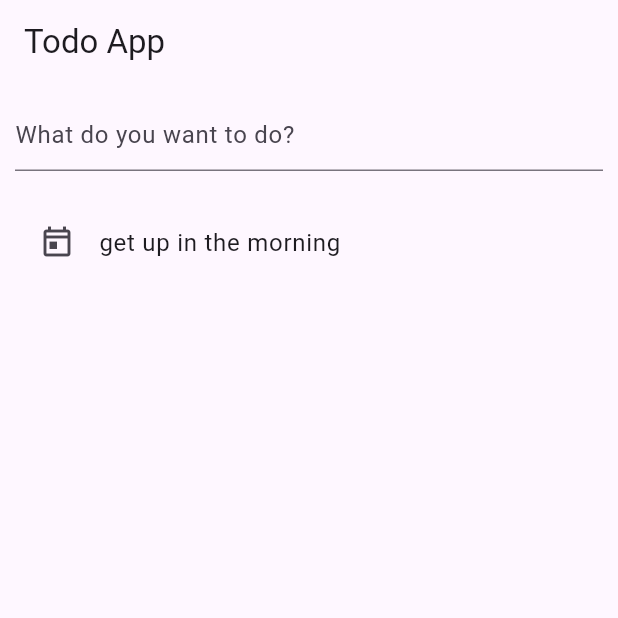
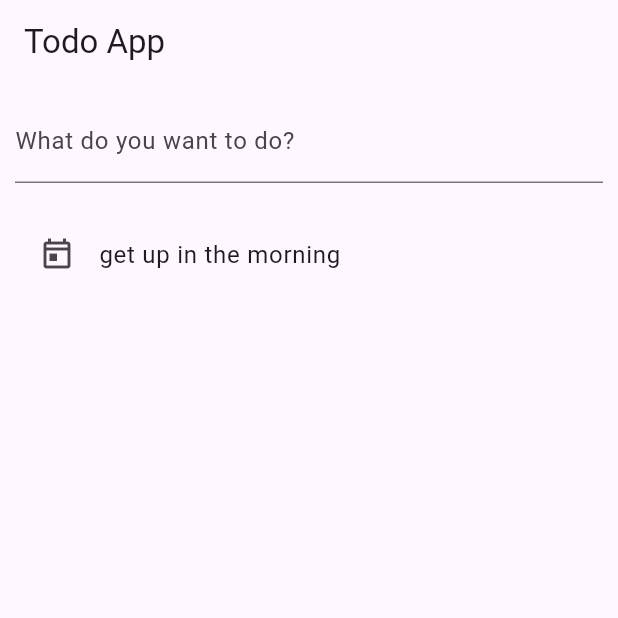
Before and after one commit to Sanjayyy005/flutter-dart, a Flutter app: the screen it shows after launch, on a phone screen of 412 x 824 dp, the top half of it. Run offline on Flutter 3.47's test engine with Material 3 defaults, Android fonts, the phone set to English and light mode, and no system bars; drawn by our look-alikes of flutter_form_builder; our stand-ins replace flutter_riverpod, form_builder_validators, go_router.

Commit message:
changes here

```diff
--- a/lib/pages/home_page.dart
+++ b/lib/pages/home_page.dart
@@ -2,6 +2,7 @@ import 'package:flutter/material.dart';
 import 'package:flutter_riverpod/flutter_riverpod.dart';
 import 'package:flutterapp/models/todo.dart';
 import 'package:flutterapp/providers/todo_provider.dart';
+import 'package:flutterapp/widgets/input_widget.dart';
 
 
 class HomePage extends ConsumerWidget {
@@ -10,6 +11,7 @@ class HomePage extends ConsumerWidget {
   @override
   Widget build(BuildContext context, ref) {
     final todoList = ref.watch(todoProvider);
+
     return Scaffold(
       appBar: AppBar(
         title: Text('Todo App'),
@@ -19,17 +21,8 @@ class HomePage extends ConsumerWidget {
         child: Column(
           crossAxisAlignment: CrossAxisAlignment.start,
           children: [
+            const InputWidget(),
 
-            TextFormField(
-              onFieldSubmitted: (val){
-                ref.read(todoProvider.notifier).addTodo(Todo.add(val));
-
-
-              },
-              decoration: InputDecoration(
-                hintText: 'What do you want to do?',
-              ),
-            ),
             const SizedBox(height: 20,),
 
             Expanded(
--- /dev/null
+++ b/lib/widgets/input_widget.dart
@@ -0,0 +1,53 @@
+import 'package:flutter/material.dart';
+import 'package:flutter_form_builder/flutter_form_builder.dart';
+import 'package:flutter_riverpod/flutter_riverpod.dart';
+import 'package:flutterapp/models/todo.dart';
+import 'package:flutterapp/providers/todo_provider.dart';
+import 'package:form_builder_validators/form_builder_validators.dart';
+
+
+class InputWidget extends StatefulWidget {
+  const InputWidget({super.key});
+
+  @override
+  State<InputWidget> createState() => _InputWidgetState();
+}
+
+class _InputWidgetState extends State<InputWidget> {
+  final _formkey = GlobalKey<FormBuilderState>();
+  @override
+  Widget build(BuildContext context) {
+    return Consumer(
+      builder: (context, ref, child) => FormBuilder(
+        key: _formkey,
+          child: Column(
+            children: [
+             FormBuilderTextField(
+               onSubmitted: (val) {
+      if(_formkey.currentState!.saveAndValidate(focusOnInvalid: false)) {
+        ref.read(todoProvider.notifier).addTodo(Todo.add(val!));
+        _formkey.currentState!.reset();
+      }
+
+               },
+                 name: 'todo',
+                 decoration: InputDecoration(
+                 labelText: 'What do you want to do?',
+               ),
+      validator: FormBuilderValidators.compose([
+        FormBuilderValidators.required(),
+        FormBuilderValidators.minLength(7)
+      ]),
+             ),
+              // ElevatedButton(
+              //     onPressed: (){
+              //       if(_formkey.currentState!.saveAndValidate(focusOnInvalid: false)){
+              //
+              //       }
+              // }, child:Text('submit'))
+            ],
+          )
+      ),
+    );
+  }
+}
```
